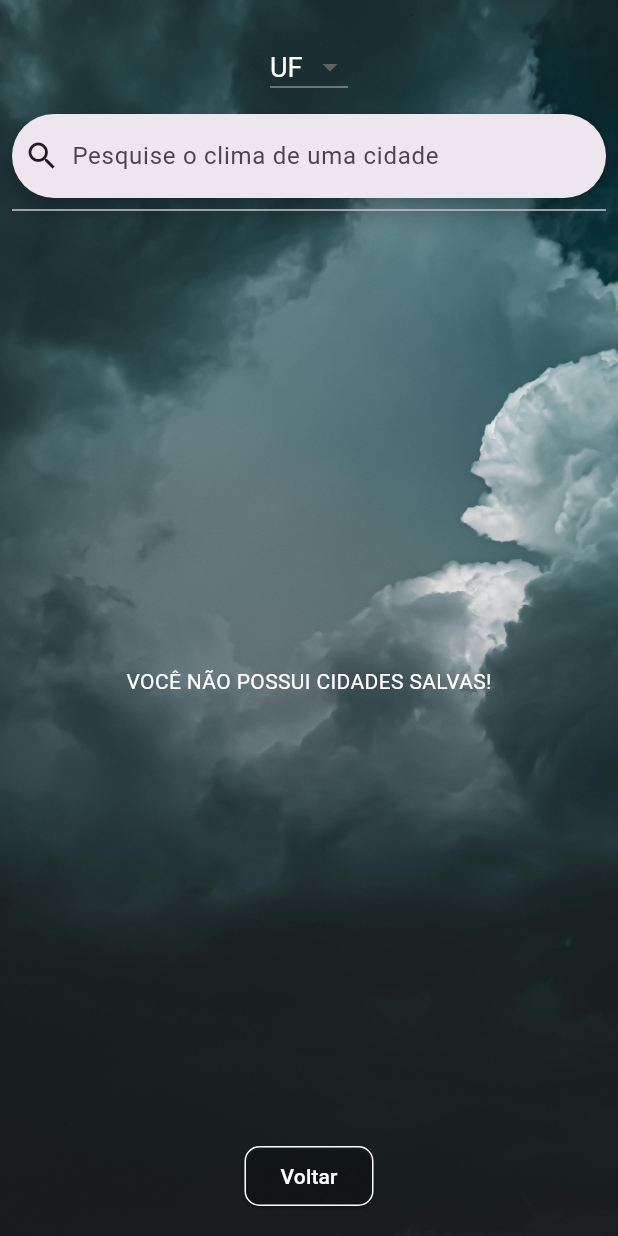
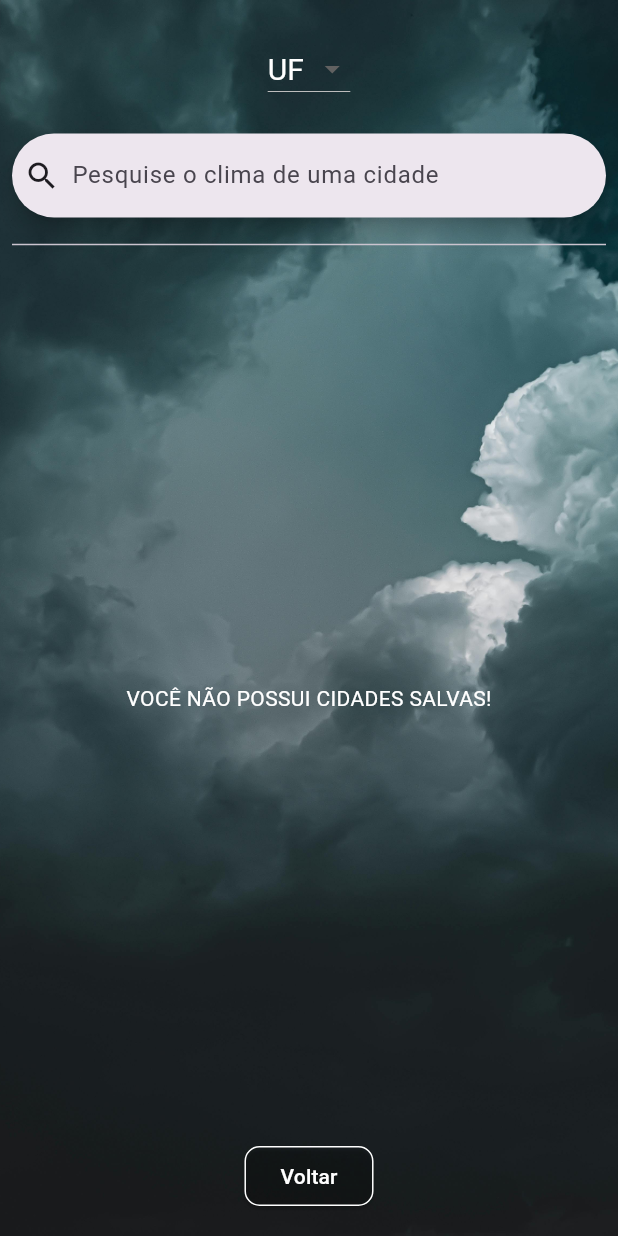
Before and after one commit to RaiFM/weather_station, a Flutter app: the SearchSavesPage screen opened directly, on a phone screen of 412 x 824 dp. Run offline on Flutter 3.47's test engine with Material 3 defaults, Android fonts, the phone set to English and light mode, and no system bars; our stand-ins replace cloud_firestore, firebase_core, geolocator, google_fonts; accounts and stored records are empty; Roboto replaces fonts that are missing (Roboto Flex).

Commit message:
sized box

```diff
--- a/lib/ui/pages/search_saves_page.dart
+++ b/lib/ui/pages/search_saves_page.dart
@@ -52,8 +52,8 @@ class _SearchSavesPageState extends State<SearchSavesPage> {
                 children: [
                   const SizedBox(height: 15),
                   DropdownButton(
-                      style: const TextStyle(color: Colors.white, fontSize: 18),
-                      dropdownColor: Colors.black54,
+                      style: const TextStyle(color: Colors.white, fontSize: 20),
+                      dropdownColor: const Color.fromARGB(137, 180, 180, 180),
                       isDense: true,
                       alignment: Alignment.centerLeft,
                       hint: Text(_ufString),
@@ -66,7 +66,7 @@ class _SearchSavesPageState extends State<SearchSavesPage> {
                           _ufString = value.toString();
                         });
                       }),
-                  const SizedBox(height: 18),
+                  const SizedBox(height: 28),
                   SearchAnchor.bar(
                     barPadding: const WidgetStatePropertyAll(
                         EdgeInsetsDirectional.all(8)),
@@ -132,6 +132,7 @@ class _SearchSavesPageState extends State<SearchSavesPage> {
                       });
                     },
                   ),
+                        const SizedBox(height: 10),
                   const Divider(),
                   Flexible(
                     child: FutureBuilder(
```
